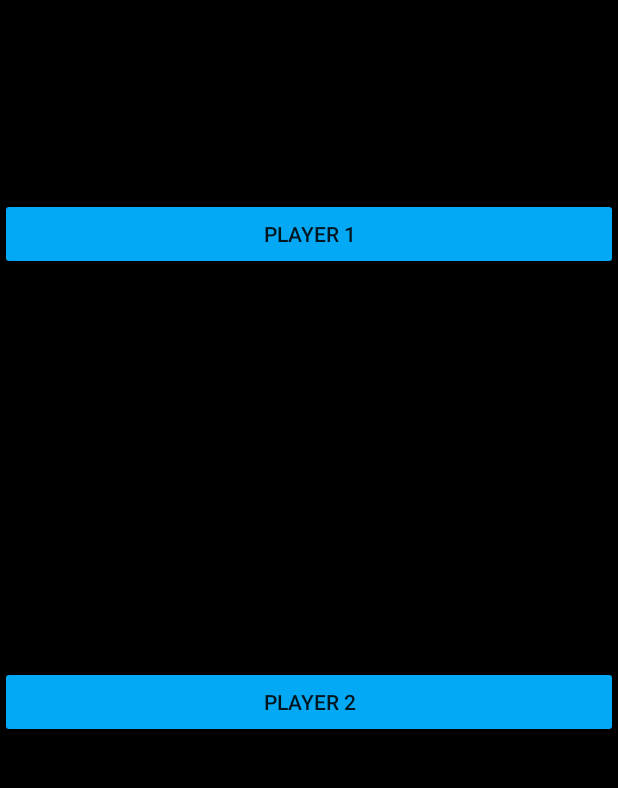
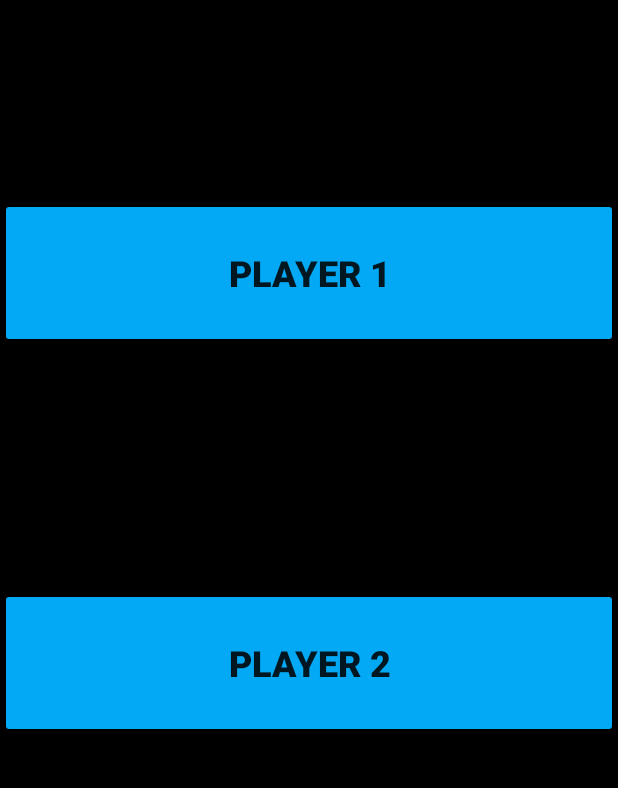
Before and after one commit to bpendleton7/Battleship-OOP-Final, an Android app: the Transition screen opened directly, with no data from a screen before it, on a phone screen of 412 x 824 dp, the part 84-872 px from its top. Run offline under Robolectric (Android 15) with nearby library versions, the light colour scheme and no system bars.

Commit message:
Content Views

```diff
--- a/app/src/main/java/com/example/battleship/PlayerOneSetShips.java
+++ b/app/src/main/java/com/example/battleship/PlayerOneSetShips.java
@@ -106,7 +106,7 @@ public class PlayerOneSetShips extends AppCompatActivity implements View.OnClick
                 listedShip.setText("Destroyer");
                 break;
             case "Destroyer":
-                listedShip.setText("All Ships Place please hit done");
+                listedShip.setText("All Ships Placed");
                 break;
         }
     }
--- a/app/src/main/java/com/example/battleship/PlayerTwoSetShips.java
+++ b/app/src/main/java/com/example/battleship/PlayerTwoSetShips.java
@@ -107,7 +107,7 @@ public class PlayerTwoSetShips extends AppCompatActivity implements View.OnClick
                 listedShip.setText("Destroyer");
                 break;
             case "Destroyer":
-                listedShip.setText("All Ships Place please hit done");
+                listedShip.setText("All Ships Placed");
                 break;
         }
     }
--- a/app/src/main/java/com/example/battleship/Transition.java
+++ b/app/src/main/java/com/example/battleship/Transition.java
@@ -5,14 +5,23 @@ import androidx.appcompat.app.AppCompatActivity;
 import android.content.Intent;
 import android.os.Bundle;
 import android.view.View;
+import android.widget.Button;
+
+import static com.example.battleship.MainActivity.game;
 
 public class Transition extends AppCompatActivity {
     //Transition screen
+
+    private Button player1, player2;
 
     @Override
     protected void onCreate(Bundle savedInstanceState) {
         super.onCreate(savedInstanceState);
         setContentView(R.layout.activity_transition);
+        initGuiComponents();
+
+        player1.setText(game.players[0].getName());
+        player2.setText(game.players[1].getName());
     }
 
     public void playerOneOnClick(View v) {
@@ -24,4 +33,9 @@ public class Transition extends AppCompatActivity {
         Intent intent = new Intent(this,PlayerTwoPlayScreen.class);
         startActivity(intent);
     }
+
+    public void initGuiComponents(){
+        player1 = findViewById(R.id.buttonPlayer1);
+        player2 = findViewById(R.id.buttonPlayer2);
+    }
 }
--- a/app/src/main/res/layout/activity_transition.xml
+++ b/app/src/main/res/layout/activity_transition.xml
@@ -8,26 +8,30 @@
     tools:context=".Transition">
 
     <Button
-        android:id="@+id/button4"
+        android:id="@+id/buttonPlayer1"
         android:layout_width="0dp"
-        android:layout_height="wrap_content"
+        android:layout_height="100dp"
         android:layout_marginTop="132dp"
         android:backgroundTint="#03A9F4"
         android:onClick="playerOneOnClick"
         android:text="Player 1"
+        android:textSize="24sp"
+        android:textStyle="bold"
         app:layout_constraintEnd_toEndOf="parent"
         app:layout_constraintHorizontal_bias="0.498"
         app:layout_constraintStart_toStartOf="parent"
         app:layout_constraintTop_toTopOf="parent" />
 
     <Button
-        android:id="@+id/button5"
+        android:id="@+id/buttonPlayer2"
         android:layout_width="0dp"
-        android:layout_height="wrap_content"
+        android:layout_height="100dp"
         android:layout_marginBottom="276dp"
         android:backgroundTint="#03A9F4"
         android:onClick="playerTwoOnClick"
         android:text="Player 2"
+        android:textSize="24sp"
+        android:textStyle="bold"
         app:layout_constraintBottom_toBottomOf="parent"
         app:layout_constraintEnd_toEndOf="parent"
         app:layout_constraintHorizontal_bias="0.498"
```
